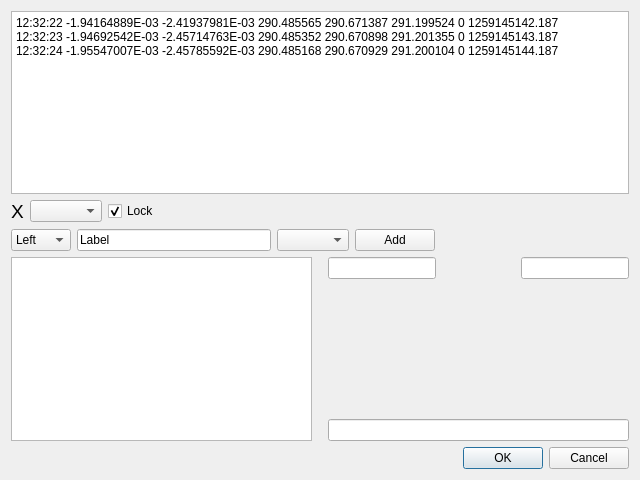
uazure/qlabnetview, file src/qlabnetview/setupcurvesdialog.ui: the form before one commit.
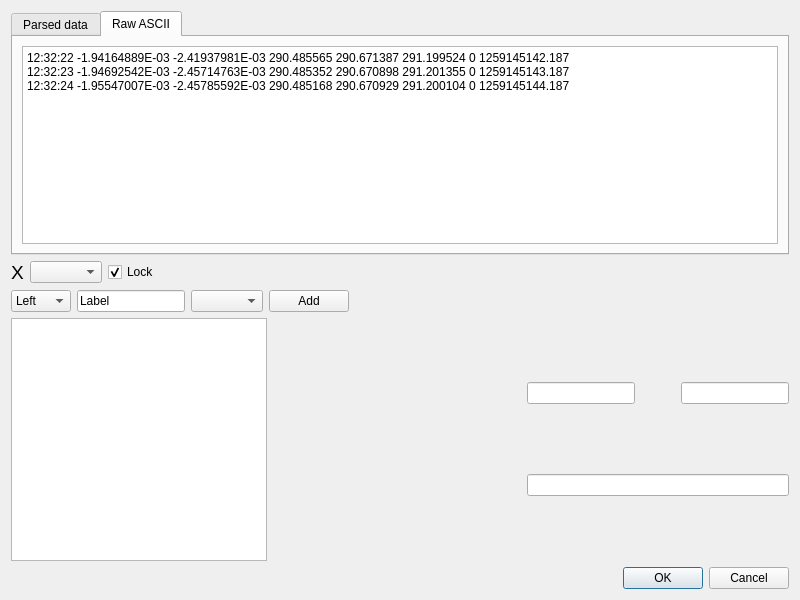
The form after the commit. The open tabs and pages were chosen to show the change. Custom widgets are drawn as their Qt base class.

```diff
--- a/src/qlabnetview/setupcurvesdialog.ui
+++ b/src/qlabnetview/setupcurvesdialog.ui
@@ -6,8 +6,8 @@
    <rect>
     <x>0</x>
     <y>0</y>
-    <width>640</width>
-    <height>480</height>
+    <width>800</width>
+    <height>600</height>
    </rect>
   </property>
   <property name="windowTitle">
@@ -15,21 +15,69 @@
   </property>
   <layout class="QVBoxLayout" name="verticalLayout">
    <item>
-    <widget class="QPlainTextEdit" name="plainTextEdit">
-     <property name="tabChangesFocus">
-      <bool>true</bool>
+    <widget class="QTabWidget" name="tabWidget">
+     <property name="sizePolicy">
+      <sizepolicy hsizetype="Expanding" vsizetype="MinimumExpanding">
+       <horstretch>0</horstretch>
+       <verstretch>0</verstretch>
+      </sizepolicy>
      </property>
-     <property name="lineWrapMode">
-      <enum>QPlainTextEdit::NoWrap</enum>
+     <property name="minimumSize">
+      <size>
+       <width>0</width>
+       <height>160</height>
+      </size>
      </property>
-     <property name="readOnly">
-      <bool>true</bool>
+     <property name="maximumSize">
+      <size>
+       <width>16777215</width>
+       <height>16777215</height>
+      </size>
      </property>
-     <property name="plainText">
-      <string>12:32:22 -1.94164889E-03 -2.41937981E-03 290.485565 290.671387 291.199524 0 1259145142.187
+     <property name="currentIndex">
+      <number>0</number>
+     </property>
+     <widget class="QWidget" name="tab">
+      <attribute name="title">
+       <string>Parsed data</string>
+      </attribute>
+      <layout class="QHBoxLayout" name="horizontalLayout_6">
+       <item>
+        <widget class="QTableView" name="tableView"/>
+       </item>
+      </layout>
+     </widget>
+     <widget class="QWidget" name="tab_2">
+      <attribute name="title">
+       <string>Raw ASCII</string>
+      </attribute>
+      <layout class="QHBoxLayout" name="horizontalLayout_5">
+       <item>
+        <widget class="QPlainTextEdit" name="plainTextEdit">
+         <property name="sizePolicy">
+          <sizepolicy hsizetype="Expanding" vsizetype="Preferred">
+           <horstretch>0</horstretch>
+           <verstretch>0</verstretch>
+          </sizepolicy>
+         </property>
+         <property name="tabChangesFocus">
+          <bool>true</bool>
+         </property>
+         <property name="lineWrapMode">
+          <enum>QPlainTextEdit::NoWrap</enum>
+         </property>
+         <property name="readOnly">
+          <bool>true</bool>
+         </property>
+         <property name="plainText">
+          <string>12:32:22 -1.94164889E-03 -2.41937981E-03 290.485565 290.671387 291.199524 0 1259145142.187
 12:32:23 -1.94692542E-03 -2.45714763E-03 290.485352 290.670898 291.201355 0 1259145143.187
 12:32:24 -1.95547007E-03 -2.45785592E-03 290.485168 290.670929 291.200104 0 1259145144.187</string>
-     </property>
+         </property>
+        </widget>
+       </item>
+      </layout>
+     </widget>
     </widget>
    </item>
    <item>
@@ -94,7 +142,13 @@
       </widget>
      </item>
      <item>
-      <widget class="QLineEdit" name="lineEdit">
+      <widget class="QLineEdit" name="curveLabel">
+       <property name="sizePolicy">
+        <sizepolicy hsizetype="Preferred" vsizetype="Fixed">
+         <horstretch>0</horstretch>
+         <verstretch>0</verstretch>
+        </sizepolicy>
+       </property>
        <property name="text">
         <string>Label</string>
        </property>
@@ -128,13 +182,30 @@
    <item>
     <layout class="QHBoxLayout" name="horizontalLayout_3">
      <item>
-      <widget class="QListView" name="listView"/>
+      <widget class="QListView" name="listView">
+       <property name="sizePolicy">
+        <sizepolicy hsizetype="Preferred" vsizetype="Expanding">
+         <horstretch>0</horstretch>
+         <verstretch>0</verstretch>
+        </sizepolicy>
+       </property>
+      </widget>
      </item>
      <item>
       <layout class="QVBoxLayout" name="verticalLayout_3">
-       <property name="leftMargin">
-        <number>10</number>
-       </property>
+       <item>
+        <spacer name="horizontalSpacer_4">
+         <property name="orientation">
+          <enum>Qt::Horizontal</enum>
+         </property>
+         <property name="sizeHint" stdset="0">
+          <size>
+           <width>40</width>
+           <height>20</height>
+          </size>
+         </property>
+        </spacer>
+       </item>
       </layout>
      </item>
      <item>
@@ -163,7 +234,7 @@
         </layout>
        </item>
        <item>
-        <widget class="QwtPlot" name="qwtPlot"/>
+        <layout class="QVBoxLayout" name="plotLayout"/>
        </item>
        <item>
         <widget class="QLineEdit" name="lineEdit_4"/>
@@ -184,13 +255,6 @@
    </item>
   </layout>
  </widget>
- <customwidgets>
-  <customwidget>
-   <class>QwtPlot</class>
-   <extends>QFrame</extends>
-   <header>qwt_plot.h</header>
-  </customwidget>
- </customwidgets>
  <resources/>
  <connections>
   <connection>
```
Left out of the diff: 27 changed lines with no effect on the pictures.
